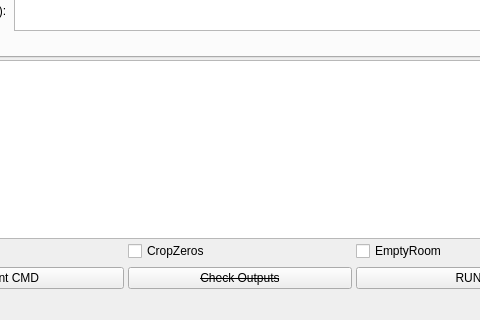
Before: the Qt Designer form nih2mne/GUI/templates/BIDS_creator_gui.ui in nih-megcore/nih_to_mne, drawn with Qt 5; both pictures show x 110 to 590 and y 320 to 640 of the 700 by 640 pixel window.
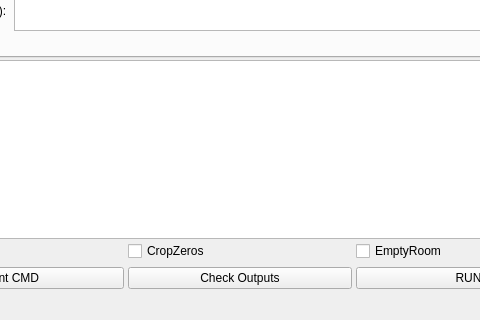
After: the same form once the commit is applied.

Commit message: Updated strikethrough text on button

```diff
--- a/nih2mne/GUI/templates/BIDS_creator_gui.ui
+++ b/nih2mne/GUI/templates/BIDS_creator_gui.ui
@@ -909,7 +909,7 @@
               <widget class="QPushButton" name="pb_CheckOutputs">
                <property name="font">
                 <font>
-                 <strikeout>true</strikeout>
+                 <strikeout>false</strikeout>
                 </font>
                </property>
                <property name="text">
```
The commit also changes 1 other file.
